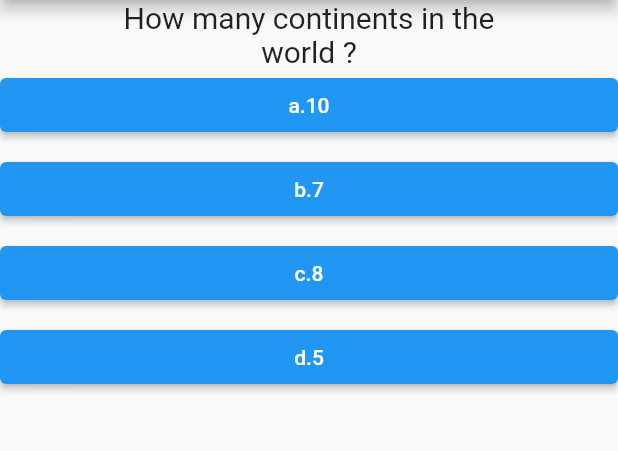
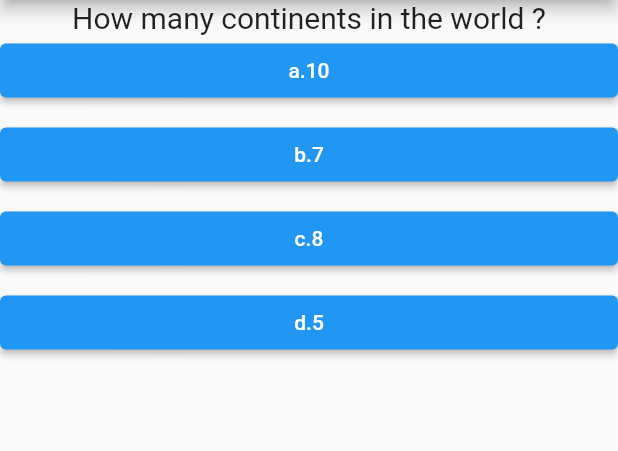
Before and after one commit to Prathis2003/quizApp, a Flutter app: the screen it shows after launch, on a phone screen of 412 x 824 dp, the part 84-535 px from its top. Run offline on Flutter 3.47's test engine with Material 2 defaults, Android fonts, the phone set to English and light mode, and no system bars.

Commit message:
question alignment changed

```diff
--- a/lib/questionWidget.dart
+++ b/lib/questionWidget.dart
@@ -8,15 +8,10 @@ class QuestionCard extends StatelessWidget {
   @override
   Widget build(BuildContext context) {
     double width = MediaQuery.of(context).size.width/1.5;
-    return Row(
-      mainAxisAlignment: MainAxisAlignment.center,
-      children: [
-        SizedBox(
-          width: width,
-          child: Text(questionAnswers['questionText'],
-              style: TextStyle(fontSize: 20), textAlign: TextAlign.center),
-        ),
-      ],
+    return Container(
+      width: double.infinity,
+      child: Text(questionAnswers['questionText'],
+          style: TextStyle(fontSize: 20), textAlign: TextAlign.center),
     );
   }
 }
```
